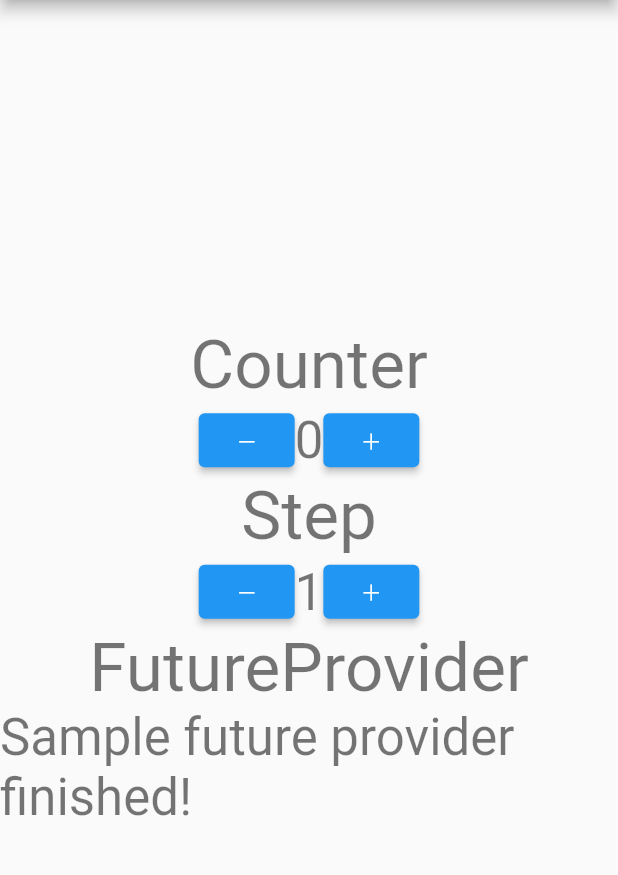
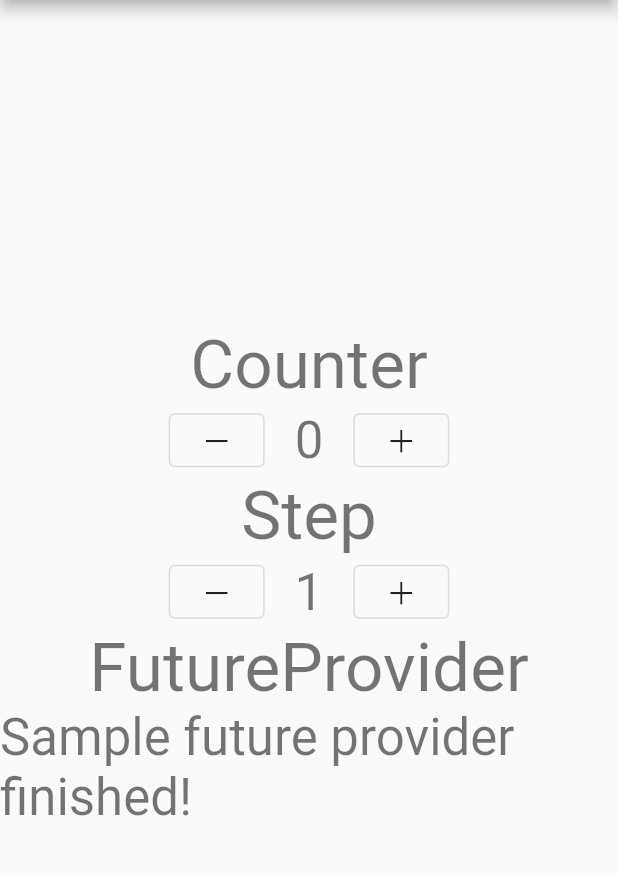
Before and after one commit to youkidkk/flutter_riverpod_sample, a Flutter app: the screen it shows after launch, on a phone screen of 412 x 824 dp, the part 84-959 px from its top. Run offline on Flutter 3.47's test engine with Material 2 defaults, Android fonts, the phone set to English and light mode, and no system bars; our stand-ins replace flutter_hooks, freezed_annotation, hooks_riverpod.

Commit message:
ボタン、テキストのスタイルを変更

```diff
--- a/lib/main.dart
+++ b/lib/main.dart
@@ -54,17 +54,26 @@ class MyHomePage extends HookWidget {
             Row(
               mainAxisAlignment: MainAxisAlignment.center,
               children: [
-                ElevatedButton(
+                OutlinedButton(
                   onPressed: counterStateNotifier.decrement,
-                  child: const Text('－'),
+                  child: Text(
+                    '－',
+                    style: Theme.of(context).textTheme.headline6,
+                  ),
                 ),
-                Text(
-                  '${counterState.value}',
-                  style: Theme.of(context).textTheme.headline4,
+                Container(
+                  margin: const EdgeInsets.only(left: 20.0, right: 20.0),
+                  child: Text(
+                    '${counterState.value}',
+                    style: Theme.of(context).textTheme.headline4,
+                  ),
                 ),
-                ElevatedButton(
+                OutlinedButton(
                   onPressed: counterStateNotifier.increment,
-                  child: const Text('＋'),
+                  child: Text(
+                    '＋',
+                    style: Theme.of(context).textTheme.headline6,
+                  ),
                 ),
               ],
             ),
@@ -75,17 +84,26 @@ class MyHomePage extends HookWidget {
             Row(
               mainAxisAlignment: MainAxisAlignment.center,
               children: [
-                ElevatedButton(
+                OutlinedButton(
                   onPressed: counterStateNotifier.decrementStep,
-                  child: const Text('－'),
+                  child: Text(
+                    '－',
+                    style: Theme.of(context).textTheme.headline6,
+                  ),
                 ),
-                Text(
-                  '${counterState.step}',
-                  style: Theme.of(context).textTheme.headline4,
+                Container(
+                  margin: const EdgeInsets.only(left: 20.0, right: 20.0),
+                  child: Text(
+                    '${counterState.step}',
+                    style: Theme.of(context).textTheme.headline4,
+                  ),
                 ),
-                ElevatedButton(
+                OutlinedButton(
                   onPressed: counterStateNotifier.incrementStep,
-                  child: const Text('＋'),
+                  child: Text(
+                    '＋',
+                    style: Theme.of(context).textTheme.headline6,
+                  ),
                 ),
               ],
             ),
```
